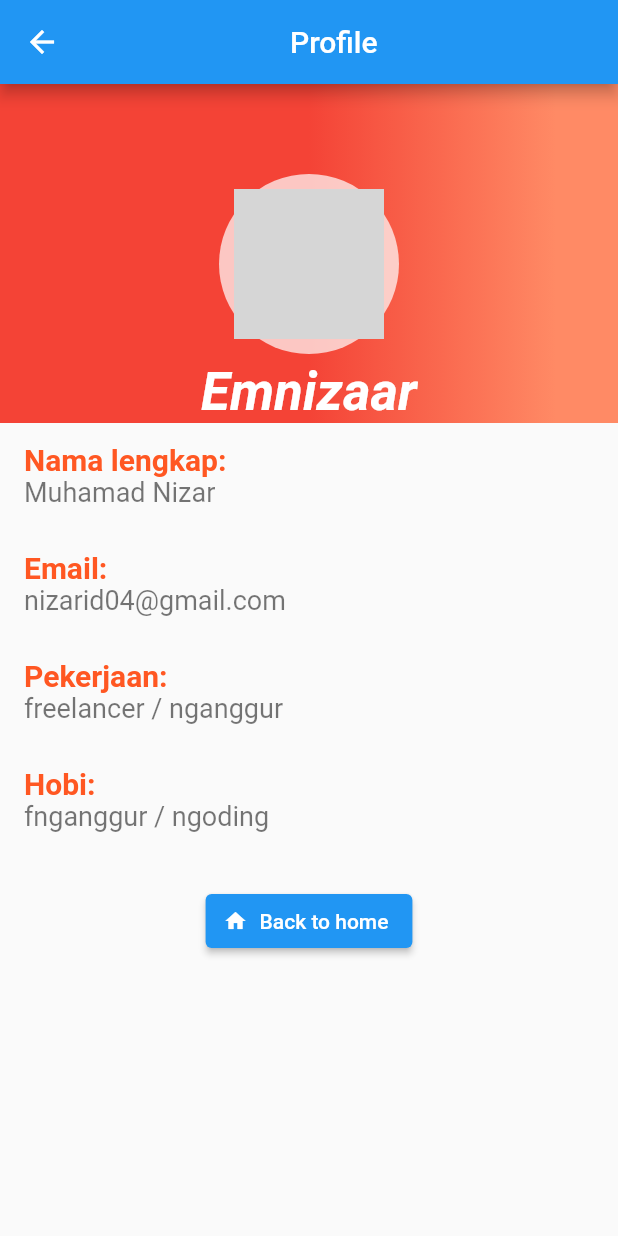
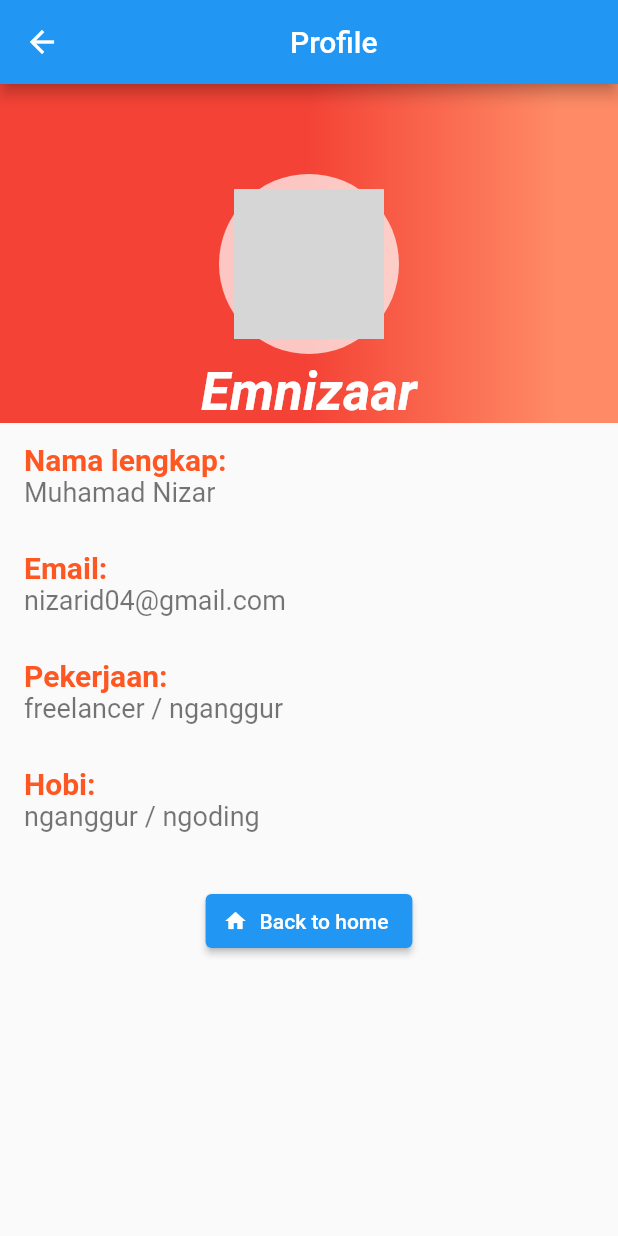
Before and after one commit to nizar-sys/profile-card-ctech, a Flutter app: the ProfileScreen screen opened by its route, on a phone screen of 412 x 824 dp. Run offline on Flutter 3.47's test engine with Material 2 defaults, Android fonts, the phone set to English and light mode, and no system bars; our stand-ins replace splashscreen; network calls fail; grey boxes are pictures that could not be loaded.

Commit message:
change hobbie

```diff
--- a/lib/profile/profile_screen.dart
+++ b/lib/profile/profile_screen.dart
@@ -120,7 +120,7 @@ class ProfileScreen extends StatelessWidget {
                 ),
               ),
               subtitle: Text(
-                'fnganggur / ngoding',
+                'nganggur / ngoding',
                 style: TextStyle(
                   fontSize: 18,
                 ),
```
